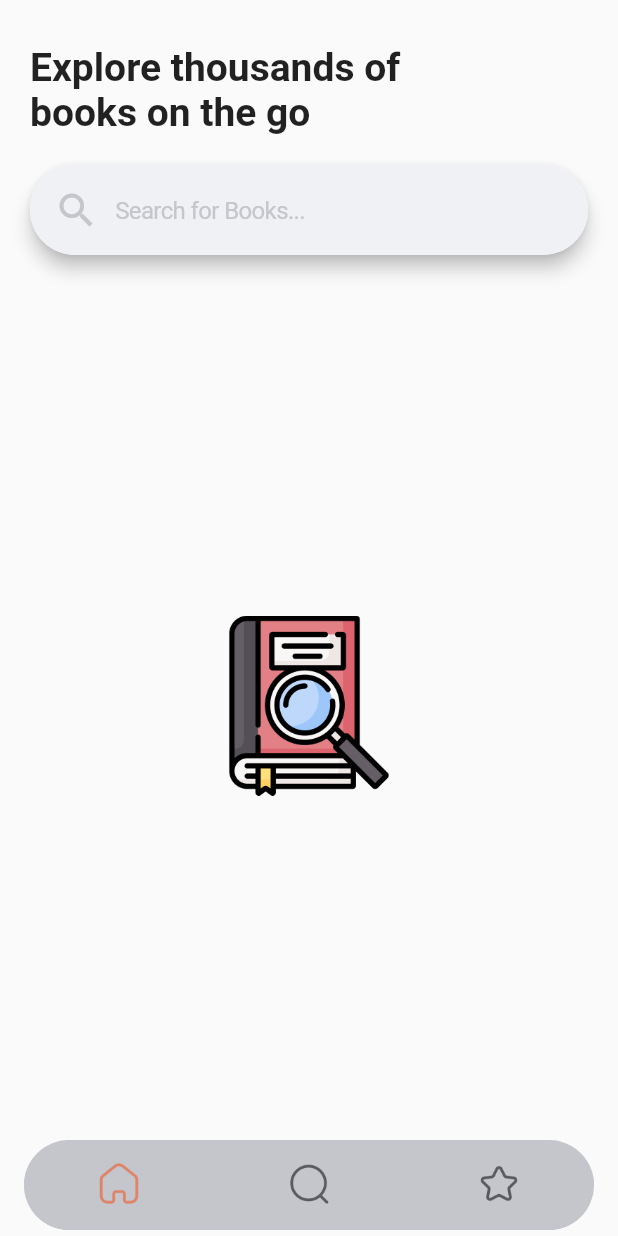
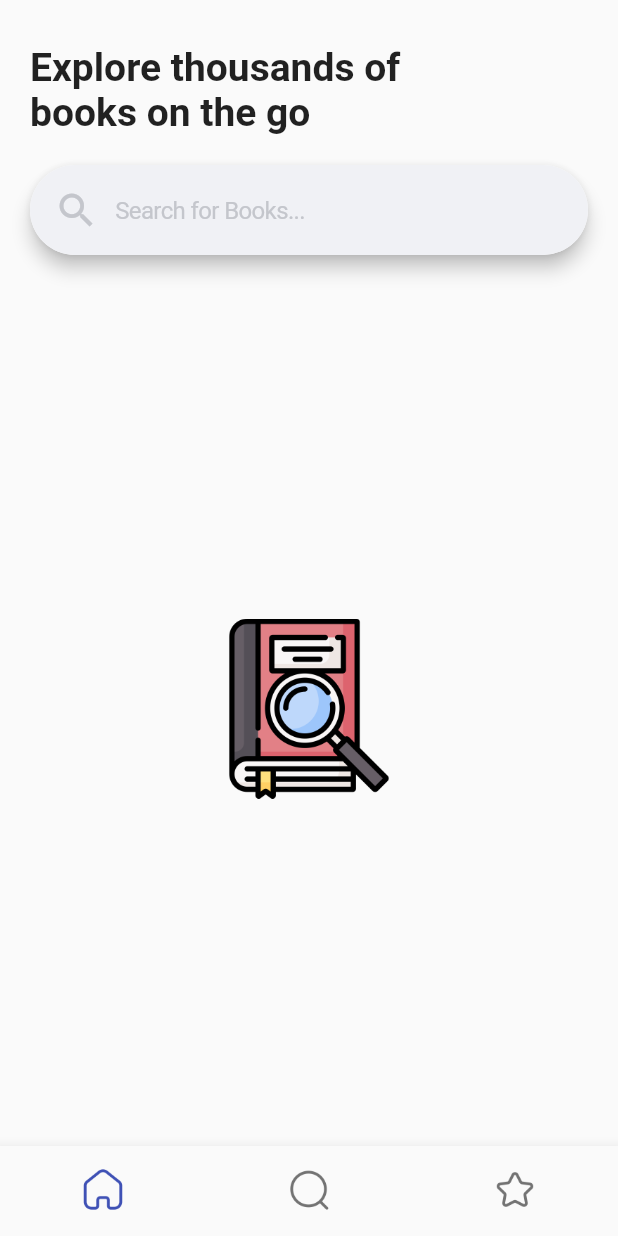
Before and after one commit to ctechdev/google_books_test, a Flutter app: the screen it shows once a user with an empty profile is signed in, on a phone screen of 412 x 824 dp. Run offline on Flutter 3.47's test engine with Material 2 defaults, Android fonts, the phone set to English and light mode, and no system bars; our stand-ins replace cloud_firestore, firebase_auth, firebase_core, flutter_hooks, flutter_riverpod, freezed_annotation and 4 more; accounts and stored records are empty; Roboto replaces fonts that are missing (Brutal).

```diff
--- a/lib/app/auth_widget.dart
+++ b/lib/app/auth_widget.dart
@@ -27,7 +27,7 @@ class AuthWidget extends ConsumerWidget {
       error: (_, __,___) => const Scaffold(
         body: EmptyContent(
           title: 'Something went wrong',
-          message: 'Can\'t load data right now.',
+          message: "Can't load data right now.",
         ),
       ),
     );
--- a/lib/app/favourites/fav_page.dart
+++ b/lib/app/favourites/fav_page.dart
@@ -37,7 +37,7 @@ class FavouritesPage extends HookConsumerWidget {
                       ),
                       maxLines: 2))),
           Positioned(
-              top: 80,
+              top: 100,
               left: 20,
               right: 20,
               bottom: 4,
@@ -46,11 +46,11 @@ class FavouritesPage extends HookConsumerWidget {
                 builder: (BuildContext context,
                     AsyncSnapshot<QuerySnapshot> snapshot) {
                   if (snapshot.hasError) {
-                    return Text('Something went wrong');
+                    return const Text('Something went wrong');
                   }
 
                   if (snapshot.connectionState == ConnectionState.waiting) {
-                    return Text("Loading");
+                    return const Text("Loading");
                   }
 
                   return ListView(
--- a/lib/app/home/bottom_bar.dart
+++ b/lib/app/home/bottom_bar.dart
@@ -18,17 +18,11 @@ class _MyBottomAppBarState extends State<MyBottomAppBar> {
     return Container(
       color: Colors.transparent,
 
-      margin: const EdgeInsets.only(left: 16, right: 16, bottom: 4),
+      //margin: const EdgeInsets.only(left: 16, right: 16, bottom: 4),
 
-      child: ClipRRect(
-        borderRadius: BorderRadius.circular(30),
-        // const BorderRadius.only(
-        //   topLeft: Radius.circular(30.0),
-        //   topRight: Radius.circular(30.0),
-        // ),
       child: BottomNavigationBar(
-          fixedColor: const Color(0xffdf8369),
-                backgroundColor: const Color(0xffC4C6CC),
+        // fixedColor: const Color(0xffdf8369),
+        //       backgroundColor: const Color(0xffC4C6CC),
         //type: BottomNavigationBarType.fixed,
         showUnselectedLabels: false,
         showSelectedLabels: false,
@@ -54,7 +48,6 @@ class _MyBottomAppBarState extends State<MyBottomAppBar> {
 
         ],
       ),
-      ),
     );
   }
 
--- a/lib/app/sign_in/email_password_signin/email_password_sign_in_model.dart
+++ b/lib/app/sign_in/email_password_signin/email_password_sign_in_model.dart
@@ -1,4 +1,3 @@
-
 import 'package:firebase_auth/firebase_auth.dart';
 import 'package:flutter/material.dart';
 import 'package:flutter/services.dart';
@@ -186,6 +185,6 @@ class EmailPasswordSignInModel with EmailAndPasswordValidators, ChangeNotifier {
 
   @override
   String toString() {
-    return 'email: $email, password: $password, formType: $formType, isLoading: $isLoading, submitted: $submitted';
+    return 'email: $email, password: $password, formType: $formType,isLoading: $isLoading, submitted: $submitted';
   }
 }
--- a/lib/app/sign_in/sign_in_page.dart
+++ b/lib/app/sign_in/sign_in_page.dart
@@ -1,5 +1,4 @@
 import 'dart:math';
-import 'package:flutter/foundation.dart';
 import 'package:flutter/material.dart';
 import 'package:google_books_test/app/sign_in/sign_in_button.dart';
 import 'package:google_books_test/app/sign_in/sign_in_view_model.dart';
```
Also changed, not shown: pubspec.lock, 7 other files. Lines whose indentation alone changed are shown as unchanged.
